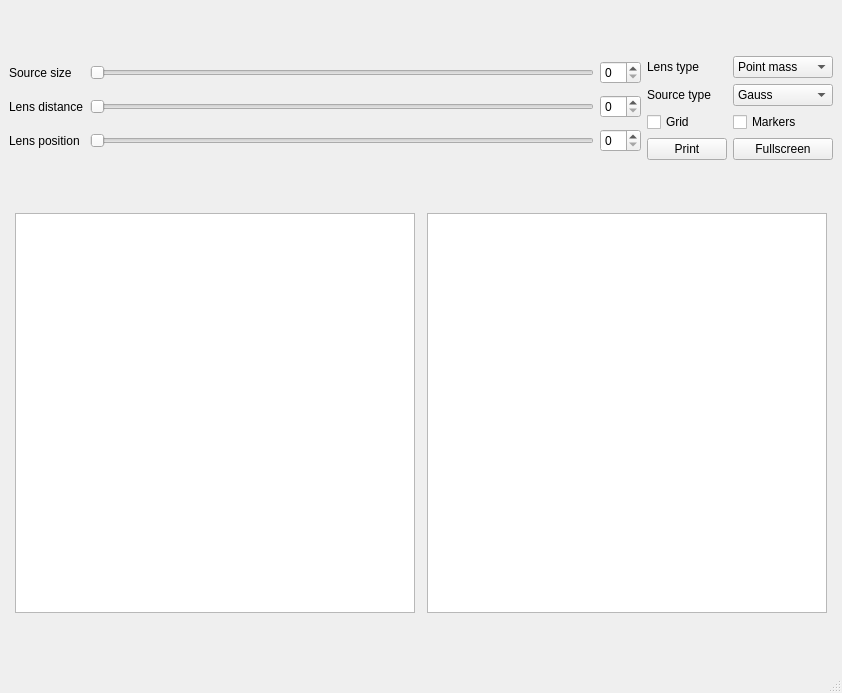
This is CosmoGUI/cosmogui.ui in Simon-Ing/Cosmo_Ai as Qt 5 draws it before an edit. The edited form follows.
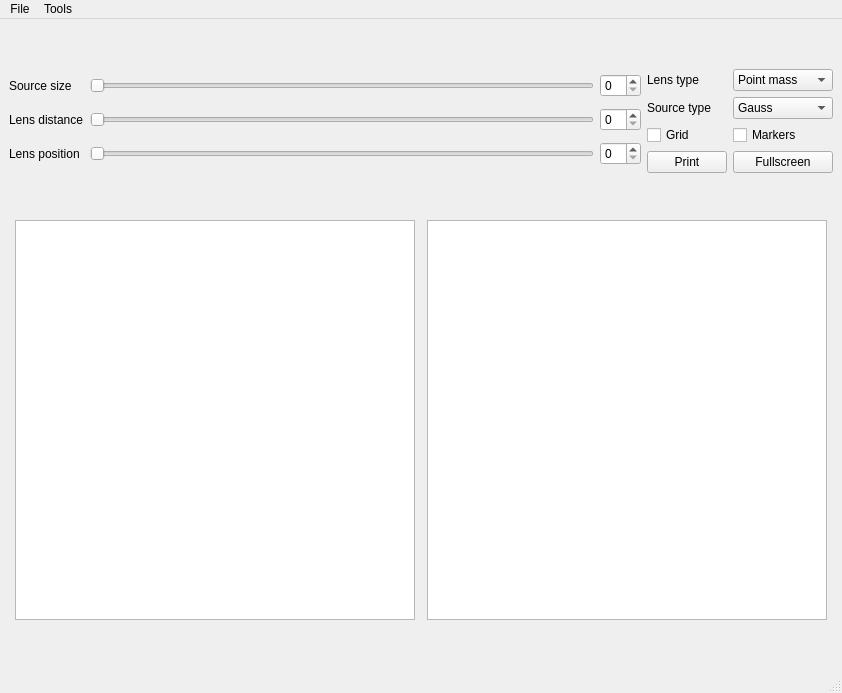
This is the edited form.

Commit message: Renamed buttons and sliders

Diff of the .ui file:
```diff
--- a/CosmoGUI/cosmogui.ui
+++ b/CosmoGUI/cosmogui.ui
@@ -189,6 +189,22 @@
      <height>21</height>
     </rect>
    </property>
+   <widget class="QMenu" name="menuFile">
+    <property name="title">
+     <string>File</string>
+    </property>
+    <addaction name="actionReset"/>
+    <addaction name="actionExit"/>
+   </widget>
+   <widget class="QMenu" name="menuTools">
+    <property name="title">
+     <string>Tools</string>
+    </property>
+    <addaction name="actionExport"/>
+    <addaction name="actionPrint"/>
+   </widget>
+   <addaction name="menuFile"/>
+   <addaction name="menuTools"/>
   </widget>
   <widget class="QStatusBar" name="statusbar"/>
  </widget>
```
Left out of the diff: 42 changed lines with no effect on the pictures.
